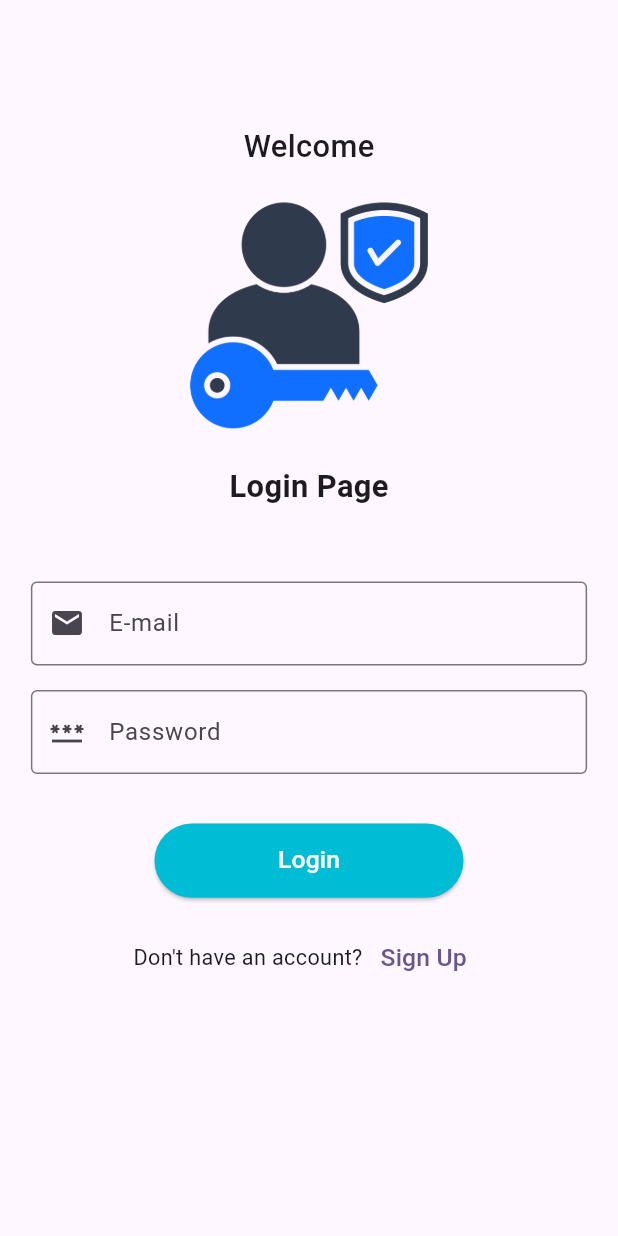
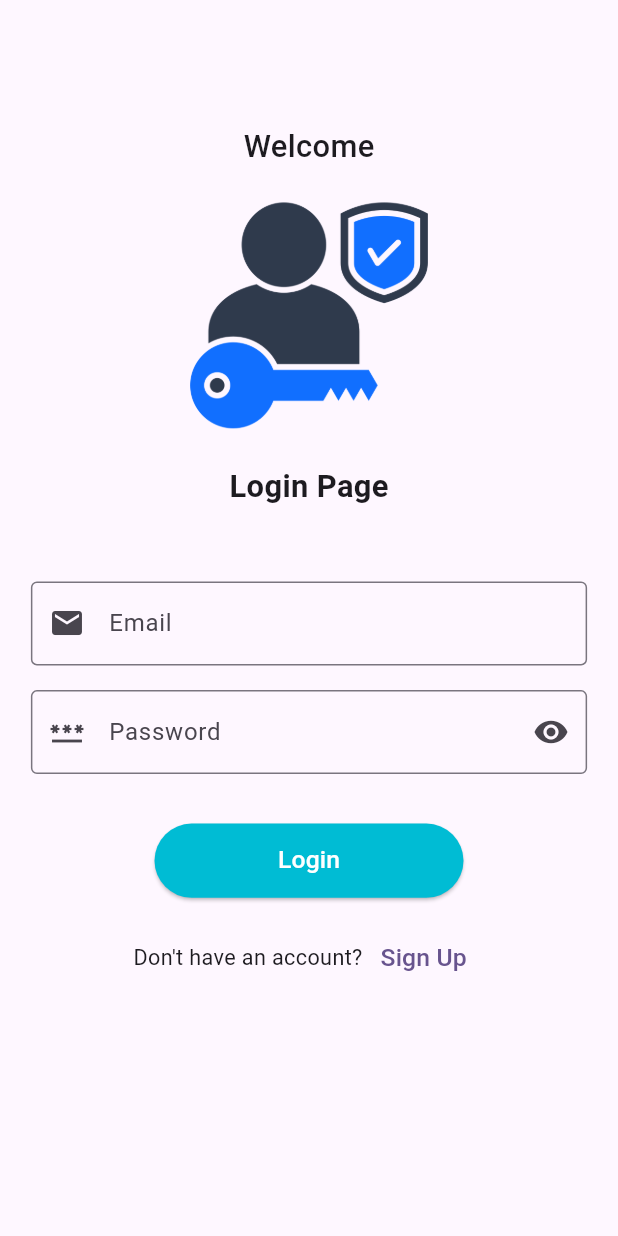
Before and after one commit to nagarkajal101/auth_app, a Flutter app: the LoginView screen opened by its route, on a phone screen of 412 x 824 dp. Run offline on Flutter 3.47's test engine with Material 3 defaults, Android fonts, the phone set to English and light mode, and no system bars; our stand-ins replace cloud_firestore, firebase_auth, firebase_core, get; accounts and stored records are empty; generated files the repository leaves out were written again.

Commit message:
Updated code

```diff
--- a/lib/controller/auth_controller.dart
+++ b/lib/controllers/auth_controller.dart
@@ -1,10 +1,12 @@
 import 'package:get/get.dart';
+import 'package:task03/model/auth_model.dart';
 import 'package:task03/service/auth_services.dart';
 
 class AuthController extends GetxController {
   final AuthServices authService = AuthServices();
 
   final isLoading = false.obs;
+  final currentUser = Rxn<AuthModel>();
 
   ///SignUp function logic
   Future<void> signUp({
@@ -22,6 +24,7 @@ class AuthController extends GetxController {
     try {
       isLoading.value = true;
       // Call signup service
+
       await authService.signup(
         email: email,
         password: password,
@@ -52,7 +55,10 @@ class AuthController extends GetxController {
   Future<void> logIn(String email, String password) async {
     try {
       isLoading.value = true;
-      await authService.login(email, password);
+
+      final AuthModel? loggedUser = await authService.login(email, password);
+
+      currentUser.value = loggedUser;
 
       Get.offAllNamed('/home');
     } catch (e) {
--- /dev/null
+++ b/lib/controllers/login_controller.dart
@@ -0,0 +1,62 @@
+import 'package:firebase_core/firebase_core.dart';
+import 'package:flutter/material.dart';
+import 'package:get/get.dart';
+import 'package:task03/controllers/auth_controller.dart';
+
+class LoginController extends GetxController {
+  final authcontroller = Get.find<AuthController>();
+
+  //Reactive variable
+  final isPassHidden = true.obs;
+
+  //Text Controller variables
+  final emailController = TextEditingController();
+  final passController = TextEditingController();
+
+  /// Error messages
+  final emailError = RxnString();
+  final passwordError = RxnString();
+
+  /// Clear errors
+  void clearErrors() {
+    emailError.value = null;
+    passwordError.value = null;
+  }
+
+  bool validateAndLogin() {
+    clearErrors();
+    bool isValid = true;
+
+    //Email validation
+    if (emailController.text.trim().isEmpty) {
+      emailError.value = 'Email is required';
+      isValid = false;
+    } else if (!GetUtils.isEmail(emailController.text.trim())) {
+      emailError.value = 'Enter a valid Email';
+      isValid = false;
+    }
+
+    return isValid;
+  }
+
+  ///------------Login Action---------------
+  Future<void> loginAction() async {
+    if (!validateAndLogin()) return;
+
+    try {
+      await authcontroller.logIn(
+        emailController.text.trim(),
+        passController.text.trim(),
+      );
+    } catch (e) {
+      Get.snackbar('Error', e.toString());
+    }
+  }
+
+  @override
+  void onClose() {
+    emailController.dispose();
+    passController.dispose();
+    super.onClose();
+  }
+}
--- a/lib/controller/sign_up_controller.dart
+++ b/lib/controllers/sign_up_controller.dart
@@ -1,6 +1,6 @@
 import 'package:flutter/material.dart';
 import 'package:get/get.dart';
-import 'package:task03/controller/auth_controller.dart';
+import 'package:task03/controllers/auth_controller.dart';
 
 class SignUpController extends GetxController {
   final authController = Get.find<AuthController>();
@@ -125,7 +125,7 @@ class SignUpController extends GetxController {
   }
 
   //Signup action when button tappped
-  void signUPAction() {
+  Future<void> signUPAction()async {
     if (!validateAndSubmit()) return;
 
     //Full name
@@ -139,7 +139,7 @@ class SignUpController extends GetxController {
     final personAge = DateTime.now().year - birthDate.year;
 
     //for signup functionality
-    authController.signUp(
+    await authController.signUp(
       email: emailController.text.trim(),
       password: passwordController.text.trim(),
       userName: userNameController.text.trim(),
--- a/lib/main.dart
+++ b/lib/main.dart
@@ -1,7 +1,7 @@
 import 'package:firebase_core/firebase_core.dart';
 import 'package:flutter/material.dart';
 import 'package:get/get.dart';
-import 'package:task03/controller/auth_controller.dart';
+import 'package:task03/controllers/auth_controller.dart';
 import 'package:task03/firebase_options.dart';
 import 'package:task03/view/home_view.dart';
 import 'package:task03/view/login_view.dart';
--- /dev/null
+++ b/lib/view/auth/login_form.dart
@@ -0,0 +1,107 @@
+import 'package:flutter/material.dart';
+import 'package:get/get.dart';
+import 'package:task03/controllers/auth_controller.dart';
+import 'package:task03/controllers/login_controller.dart';
+
+class LoginForm extends StatelessWidget {
+  LoginForm({super.key});
+
+  final authController = Get.find<AuthController>();
+
+  final loginController = Get.put(LoginController());
+
+  @override
+  Widget build(BuildContext context) {
+    final size = MediaQuery.of(context).size;
+    final height = size.height;
+    final width = size.width;
+    return Column(
+      crossAxisAlignment: CrossAxisAlignment.center,
+      children: [
+        ///Email_id
+        Obx(
+          () => TextField(
+            controller: loginController.emailController,
+            decoration: InputDecoration(
+              errorText: loginController.emailError.value,
+              prefixIcon: const Icon(Icons.mail),
+              labelText: 'Email',
+              border: const OutlineInputBorder(),
+            ),
+          ),
+        ),
+
+        ///spacing
+        SizedBox(height: height * 0.02),
+
+        ///Password
+        Obx(
+          () => TextField(
+            controller: loginController.passController,
+            obscureText: loginController.isPassHidden.value,
+            decoration: InputDecoration(
+              errorText: loginController.passwordError.value,
+              suffixIcon: IconButton(
+                icon: Icon(
+                  loginController.isPassHidden.value
+                      ? Icons.visibility
+                      : Icons.visibility_off,
+                ),
+                onPressed: () => loginController.isPassHidden.toggle(),
+              ),
+              prefixIcon: const Icon(Icons.password),
+              labelText: 'Password',
+              border: const OutlineInputBorder(),
+            ),
+          ),
+        ),
+
+        ///spacing
+        SizedBox(height: height * 0.04),
+
+        Obx(
+          () => authController.isLoading.value
+              ? const CircularProgressIndicator()
+              : SizedBox(
+                  height: height * 0.06,
+                  width: width * 0.5,
+                  child: ElevatedButton(
+                    style: ElevatedButton.styleFrom(
+                      backgroundColor: Colors.cyan,
+                      foregroundColor: Colors.white,
+                    ),
+                    onPressed: () async {
+                      await loginController.loginAction();
+                      // authController.logIn(
+                      // loginController.emailController.text.trim(),
+                      // loginController.passController.text.trim(),
+                    },
+                    child: Text(
+                      'Login',
+                      style: TextStyle(fontSize: width * 0.04),
+                    ),
+                  ),
+                ),
+        ),
+
+        // -------Dont have an Account--------
+        SizedBox(height: height * 0.02),
+        Row(
+          mainAxisAlignment: MainAxisAlignment.center,
+          children: [
+            Text(
+              "Don't have an account?",
+              style: TextStyle(fontSize: width * 0.035),
+            ),
+            TextButton(
+              onPressed: () {
+                Get.toNamed('/signup');
+              },
+              child: Text('Sign Up', style: TextStyle(fontSize: width * 0.04)),
+            ),
+          ],
+        ),
+      ],
+    );
+  }
+}
--- a/lib/view/login_view.dart
+++ b/lib/view/login_view.dart
@@ -1,15 +1,13 @@
 import 'package:flutter/material.dart';
 import 'package:get/get.dart';
-import 'package:task03/controller/auth_controller.dart';
+import 'package:task03/controllers/auth_controller.dart';
 import 'package:task03/view/auth/header.dart';
+import 'package:task03/view/auth/login_form.dart';
 
 class LoginView extends StatelessWidget {
   LoginView({super.key});
 
   final authController = Get.find<AuthController>();
-
-  final emailController = TextEditingController();
-  final passwordController = TextEditingController();
 
   @override
   Widget build(BuildContext context) {
@@ -24,87 +22,16 @@ class LoginView extends StatelessWidget {
             horizontal: width * 0.05,
             vertical: height * 0.1,
           ),
-          child: Form(
-            child: Column(
-              crossAxisAlignment: CrossAxisAlignment.center,
-              children: [
-                ///header
-                AuthHeader(text: 'Login Page'),
-                SizedBox(height: height * 0.02),
+          child: Column(
+            children: [
+              ///header
+              AuthHeader(text: 'Login Page'),
 
-                ///Email_id
-                TextFormField(
-                  controller: emailController,
-                  decoration: InputDecoration(
-                    prefixIcon: Icon(Icons.mail),
-                    labelText: 'E-mail',
-                    border: OutlineInputBorder(),
-                  ),
-                ),
+              SizedBox(height: height * 0.02),
 
-                ///spacing
-                SizedBox(height: height * 0.02),
-
-                ///Password
-                TextFormField(
-                  controller: passwordController,
-                  obscureText: true,
-                  decoration: InputDecoration(
-                    prefixIcon: Icon(Icons.password),
-                    labelText: 'Password',
-                    border: OutlineInputBorder(),
-                  ),
-                ),
-
-                ///spacing
-                SizedBox(height: height * 0.04),
-
-                Obx(
-                  () => authController.isLoading.value
-                      ? CircularProgressIndicator()
-                      : SizedBox(
-                          height: height * 0.06,
-                          width: width * 0.5,
-                          child: ElevatedButton(
-                            style: ElevatedButton.styleFrom(
-                              backgroundColor: Colors.cyan,
-                              foregroundColor: Colors.white,
-                            ),
-                            onPressed: () {
-                              authController.logIn(
-                                emailController.text.trim(),
-                                passwordController.text.trim(),
-                              );
-                            },
-                            child: Text(
-                              'Login',
-                              style: TextStyle(fontSize: width * 0.04),
-                            ),
-                          ),
-                        ),
-                ),
-
-                SizedBox(height: height * 0.02),
-                Row(
-                  mainAxisAlignment: MainAxisAlignment.center,
-                  children: [
-                    Text(
-                      "Don't have an account?",
-                      style: TextStyle(fontSize: width * 0.035),
-                    ),
-                    TextButton(
-                      onPressed: () {
-                        Get.toNamed('/signup');
-                      },
-                      child: Text(
-                        'Sign Up',
-                        style: TextStyle(fontSize: width * 0.04),
-                      ),
-                    ),
-                  ],
-                ),
-              ],
-            ),
+              ///----Login Form----
+              LoginForm(),
+            ],
           ),
         ),
       ),
--- a/lib/view/signup_view.dart
+++ b/lib/view/signup_view.dart
@@ -1,5 +1,5 @@
 import 'package:flutter/material.dart';
-import 'package:task03/view/auth/auth_form.dart';
+import 'package:task03/view/auth/signup_form.dart';
 import 'package:task03/view/auth/header.dart';
 
 class AuthView extends StatelessWidget {
@@ -25,8 +25,8 @@ class AuthView extends StatelessWidget {
 
               SizedBox(height: height * 0.02),
 
-              ///Login Form
-              AuthForm(),
+              ///----SignUp Form----
+              SignUpForm(),
             ],
           ),
         ),
--- a/pubspec.yaml
+++ b/pubspec.yaml
@@ -38,6 +38,7 @@ dependencies:
   firebase_auth: ^6.1.2
   get: ^4.7.3
   cloud_firestore: ^6.1.0
+  intl: ^0.20.2
 
 dev_dependencies:
   flutter_test:
```
Also changed, not shown: lib/model/auth_model.dart (+4 -3 lines), lib/service/auth_services.dart (+6 -4 lines), lib/view/auth/signup_form.dart (renamed from lib/view/auth/auth_form.dart, +8 -8 lines), lib/view/home_view.dart (+25 -7 lines), pubspec.lock.
